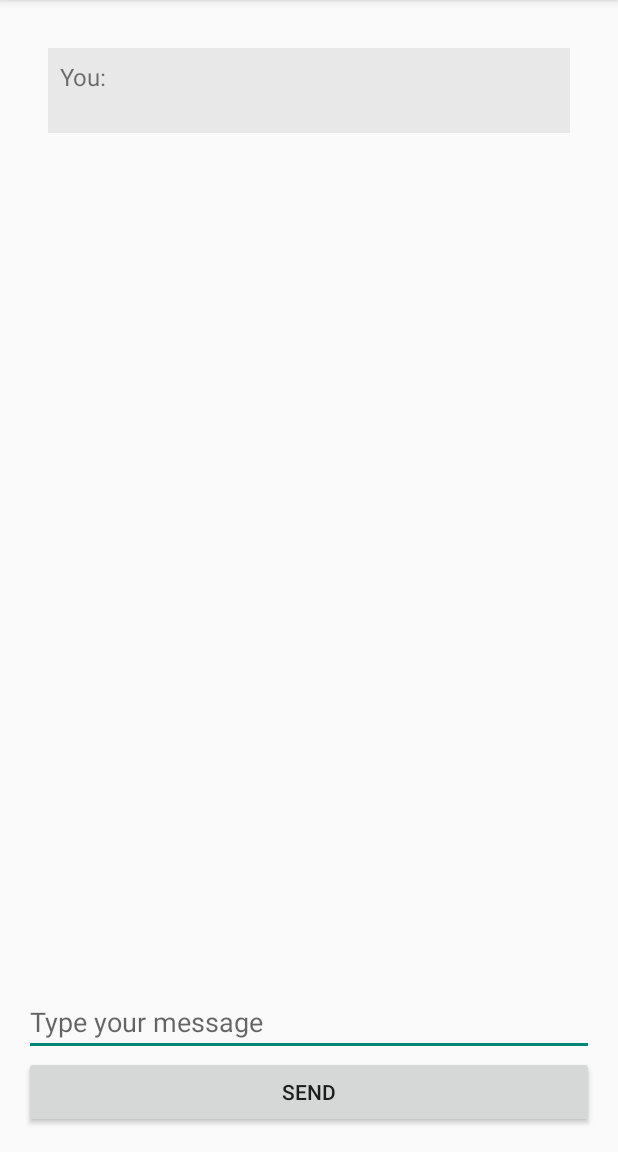
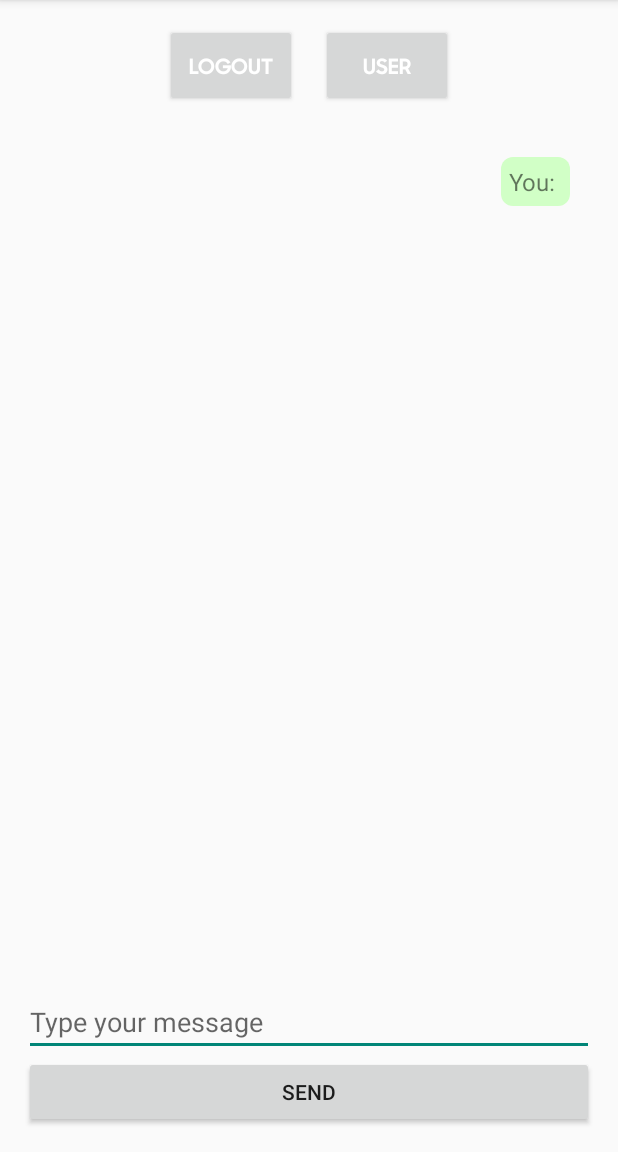
Before and after one commit to dabelover/Moody, an Android app: the Submit screen opened directly, with no data from a screen before it, after a tap on "SEND", on a phone screen of 412 x 824 dp, the part 84-1236 px from its top. Run offline under Robolectric (Android 15) with nearby library versions, the light colour scheme and no system bars.

Commit message:
Version final aceptable

```diff
--- a/app/src/main/java/com/example/moody/Login.java
+++ b/app/src/main/java/com/example/moody/Login.java
@@ -103,7 +103,7 @@ public class Login extends AppCompatActivity {
     private void updateUI(FirebaseUser user) {
         if (user != null) {
             // Redirigir a la actividad principal
-            Intent intent = new Intent(Login.this, MainActivity.class);
+            Intent intent = new Intent(Login.this, Landing.class);
             startActivity(intent);
             finish();
         } else {
--- a/app/src/main/java/com/example/moody/Submit.java
+++ b/app/src/main/java/com/example/moody/Submit.java
@@ -3,9 +3,11 @@ package com.example.moody;
 import android.content.Intent;
 import android.os.Bundle;
 import android.util.Log;
+import android.view.Gravity;
 import android.view.View;
 import android.widget.Button;
 import android.widget.EditText;
+import android.widget.LinearLayout;
 import android.widget.TextView;
 import androidx.appcompat.app.AppCompatActivity;
 import com.google.gson.JsonArray;
@@ -22,13 +24,12 @@ import java.io.IOException;
 
 public class Submit extends AppCompatActivity {
 
-    private TextView messageTextView;
-    private TextView tvChatHistory;
+    private LinearLayout chatContainer;
     private EditText etMessage;
     private boolean firstMessage = true;
     private Button btnSend;
     private OkHttpClient client;
-    private static final String API_KEY = "sk-proj-g0CrNharj0YbYxP6Ie4xT3BlbkFJ7IGMsLfAhpy2IJrIscmY"; // Reemplaza con tu API Key
+    private static final String API_KEY = "sk-proj-L1mjXrbel0FCjF6kxgtOT3BlbkFJqZfC3tYzqcXF913fXrvi"; // Reemplaza con tu API Key
     private static final String CHATGPT_API_URL = "https://api.openai.com/v1/chat/completions";
     private String initialMessage;
 
@@ -40,8 +41,7 @@ public class Submit extends AppCompatActivity {
         Intent intent = getIntent();
         initialMessage = intent.getStringExtra("message");
 
-        //Enviar mensaje a OpenAI
-        tvChatHistory = findViewById(R.id.tvChatHistory);
+        chatContainer = findViewById(R.id.chatContainer);
         etMessage = findViewById(R.id.etMessage);
         btnSend = findViewById(R.id.btnSend);
         client = new OkHttpClient();
@@ -55,10 +55,34 @@ public class Submit extends AppCompatActivity {
             @Override
             public void onClick(View v) {
                 String userMessage = etMessage.getText().toString();
-                tvChatHistory.append("You: " + userMessage + "\n");
+                addMessage("You: " + userMessage, true);
                 sendMessageToChatGPT(userMessage);
+
+                etMessage.setText("");
             }
         });
+    }
+
+    private void addMessage(String message, boolean isUser) {
+        TextView textView = new TextView(this);
+        textView.setText(message);
+        textView.setTextSize(16);
+        textView.setPadding(8, 8, 8, 8);
+
+        LinearLayout.LayoutParams params = new LinearLayout.LayoutParams(
+                LinearLayout.LayoutParams.WRAP_CONTENT, LinearLayout.LayoutParams.WRAP_CONTENT);
+        params.setMargins(0, 8, 0, 8);
+
+        if (isUser) {
+            params.gravity = Gravity.END;
+            textView.setBackgroundResource(R.drawable.background_user_message);
+        } else {
+            params.gravity = Gravity.START;
+            textView.setBackgroundResource(R.drawable.background_chatgpt_message);
+        }
+
+        textView.setLayoutParams(params);
+        chatContainer.addView(textView);
     }
 
     private void sendMessageToChatGPT(String message) {
@@ -102,7 +126,7 @@ public class Submit extends AppCompatActivity {
                     runOnUiThread(new Runnable() {
                         @Override
                         public void run() {
-                            tvChatHistory.append("ChatGPT: " + chatGPTResponse + "\n");
+                            addMessage("Moody: " + chatGPTResponse, false);
                         }
                     });
                 } else {
--- /dev/null
+++ b/app/src/main/res/drawable/background_chatgpt_message.xml
@@ -0,0 +1,4 @@
+<shape xmlns:android="http://schemas.android.com/apk/res/android">
+    <solid android:color="#E8E8E8"/>
+    <corners android:radius="8dp"/>
+</shape>
--- /dev/null
+++ b/app/src/main/res/drawable/background_user_message.xml
@@ -0,0 +1,4 @@
+<shape xmlns:android="http://schemas.android.com/apk/res/android">
+    <solid android:color="#D1FFC6"/>
+    <corners android:radius="8dp"/>
+</shape>
--- a/app/src/main/res/layout/activity_main.xml
+++ b/app/src/main/res/layout/activity_main.xml
@@ -20,7 +20,7 @@
             <Button
                 android:id="@+id/buttonLogout"
                 android:layout_width="wrap_content"
-                android:layout_height="wrap_content"
+                android:layout_height="55dp"
                 android:text="Logout"
                 android:fontFamily="@font/samsungsharpsansbold"
                 android:textColor="#FFFFFF" /> <!-- Asumiendo que tienes un drawable personalizado -->
@@ -28,7 +28,7 @@
             <Button
                 android:id="@+id/buttonUser"
                 android:layout_width="wrap_content"
-                android:layout_height="wrap_content"
+                android:layout_height="55dp"
                 android:layout_marginLeft="16dp"
                 android:text="User"
                 android:fontFamily="@font/samsungsharpsansbold"
--- a/app/src/main/res/layout/activity_submit.xml
+++ b/app/src/main/res/layout/activity_submit.xml
@@ -4,6 +4,32 @@
     android:layout_height="match_parent"
     android:orientation="vertical"
     android:padding="16dp">
+
+    <LinearLayout
+        android:layout_width="match_parent"
+        android:layout_height="wrap_content"
+        android:orientation="horizontal"
+        android:gravity="center"
+        android:layout_marginBottom="12dp">
+
+        <Button
+            android:id="@+id/buttonLogout"
+            android:layout_width="wrap_content"
+            android:layout_height="55dp"
+            android:text="Logout"
+            android:fontFamily="@font/samsungsharpsansbold"
+            android:textColor="#FFFFFF" /> <!-- Asumiendo que tienes un drawable personalizado -->
+
+        <Button
+            android:id="@+id/buttonUser"
+            android:layout_width="wrap_content"
+            android:layout_height="55dp"
+            android:layout_marginLeft="16dp"
+            android:text="User"
+            android:fontFamily="@font/samsungsharpsansbold"
+            android:textColor="#FFFFFF"/> <!-- Asumiendo que tienes un drawable personalizado -->
+
+    </LinearLayout>
 
     <ScrollView
         android:id="@+id/scrollView"
@@ -12,13 +38,11 @@
         android:layout_weight="1"
         android:padding="16dp">
 
-        <TextView
-            android:id="@+id/tvChatHistory"
+        <LinearLayout
+            android:id="@+id/chatContainer"
             android:layout_width="match_parent"
             android:layout_height="wrap_content"
-            android:background="#E8E8E8"
-            android:padding="8dp"
-            android:textSize="16sp" />
+            android:orientation="vertical" />
 
     </ScrollView>
 
```
Also changed, not shown: app/src/main/java/com/example/moody/Landing.java (+13 -6 lines), app/src/main/res/layout/activity_landing.xml (+26 -0 lines).
